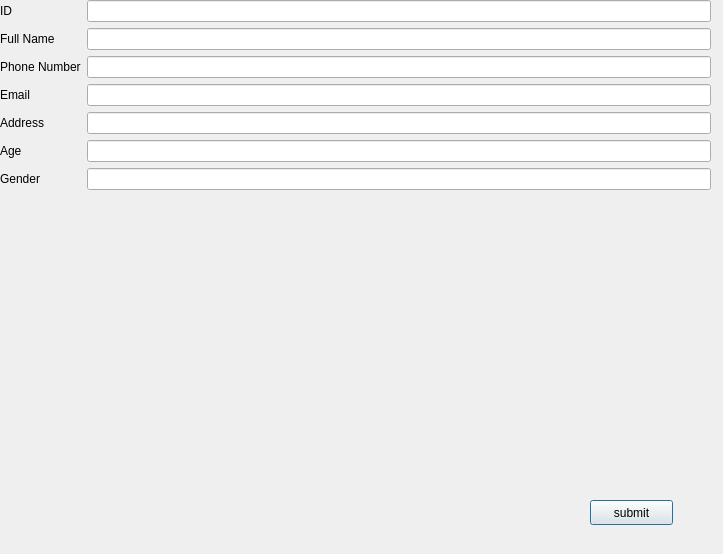
The window that manageclientwindow.ui (CRM2017/cuACS) describes before a commit, drawn with Qt 5.
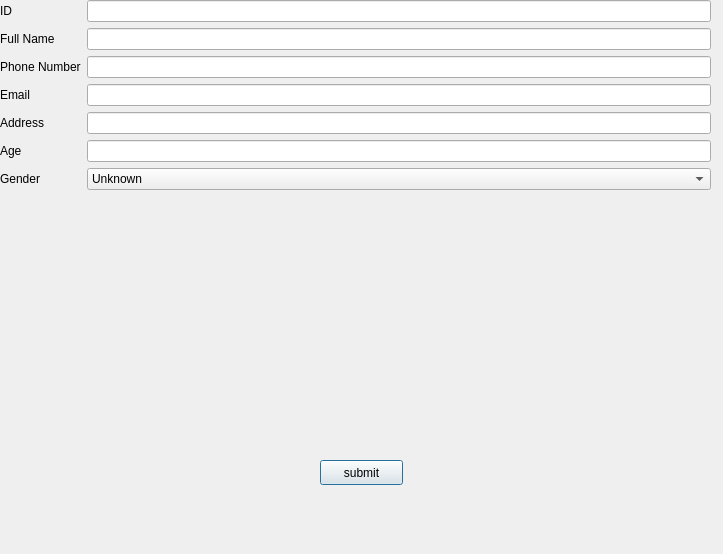
The same window after the commit.

What changed in the file:
```diff
--- a/manageclientwindow.ui
+++ b/manageclientwindow.ui
@@ -91,15 +91,31 @@
      </widget>
     </item>
     <item row="7" column="1">
-     <widget class="QLineEdit" name="lineEdit_7"/>
+     <widget class="QComboBox" name="gender">
+      <item>
+       <property name="text">
+        <string>Unknown</string>
+       </property>
+      </item>
+      <item>
+       <property name="text">
+        <string>Male</string>
+       </property>
+      </item>
+      <item>
+       <property name="text">
+        <string>Female</string>
+       </property>
+      </item>
+     </widget>
     </item>
    </layout>
   </widget>
   <widget class="QPushButton" name="submitButton">
    <property name="geometry">
     <rect>
-     <x>590</x>
-     <y>500</y>
+     <x>320</x>
+     <y>460</y>
      <width>83</width>
      <height>25</height>
     </rect>
```
Left out of the diff: 14 changed lines with no effect on the pictures.
